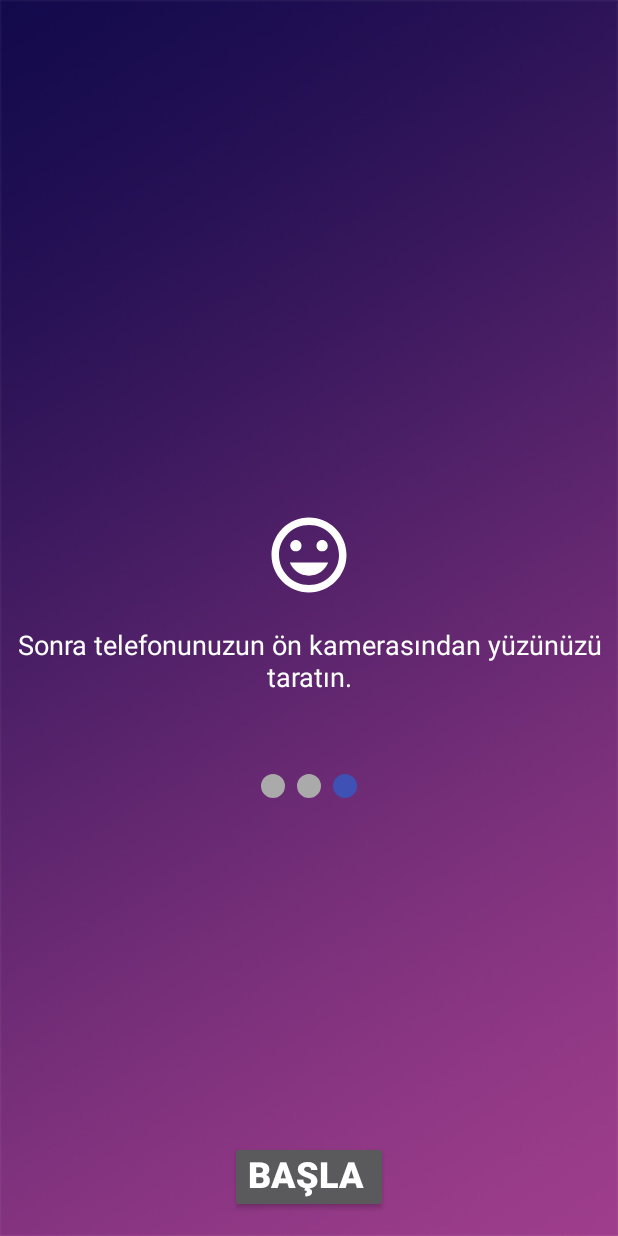
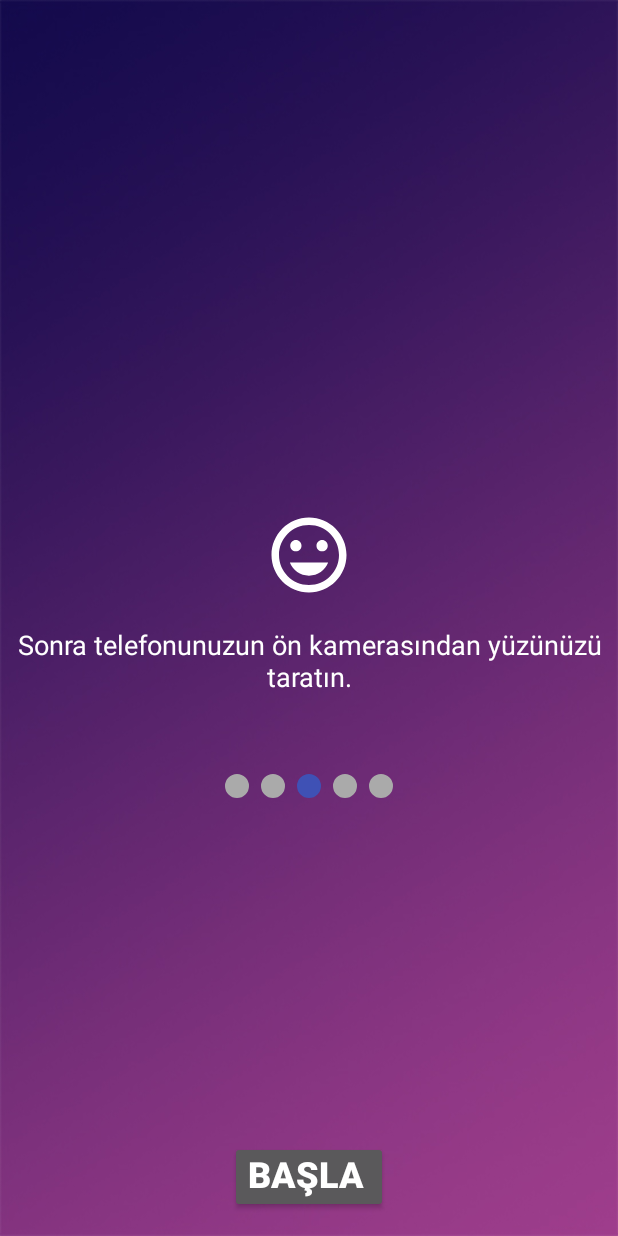
Before and after one commit to umuryavuz96/Digital-Identification-App, an Android app: the screen it shows after launch (InstructionsActivity), tab 3 chosen, on a phone screen of 412 x 824 dp. Run offline under Robolectric (Android 15) with nearby library versions, the phone set to English and light mode, and no system bars.

Commit message:
2 New Insturction fragment added

```diff
--- a/app/src/main/java/adapters/InstructionsPagerAdapter.java
+++ b/app/src/main/java/adapters/InstructionsPagerAdapter.java
@@ -9,12 +9,14 @@ import android.support.v4.app.FragmentPagerAdapter;
 import fragments.Instruction1_Fragment;
 import fragments.Instruction2_Fragment;
 import fragments.Instruction3_Fragment;
+import fragments.Instruction4_Fragment;
+import fragments.Instruction5_Fragment;
 
 
 public class InstructionsPagerAdapter extends FragmentPagerAdapter {
 
-    final   int    PAGE_COUNT  = 3;
-    private String tabTitles[] = new String[]{"", "", ""};
+    final   int    PAGE_COUNT  = 5;
+    private String tabTitles[] = new String[]{"", "", "", "", ""};
     private Context context;
     private Activity activity;
 
@@ -40,6 +42,10 @@ public class InstructionsPagerAdapter extends FragmentPagerAdapter {
                 return new Instruction2_Fragment();
             case 2:
                 return new Instruction3_Fragment(context,activity);
+            case 3:
+                return new Instruction4_Fragment();
+            case 4:
+                return new Instruction5_Fragment();
             default:
                 return new Instruction2_Fragment();
         }
--- /dev/null
+++ b/app/src/main/java/fragments/Instruction4_Fragment.java
@@ -0,0 +1,19 @@
+package fragments;
+
+import android.os.Bundle;
+import android.support.v4.app.Fragment;
+import android.view.LayoutInflater;
+import android.view.View;
+import android.view.ViewGroup;
+
+import com.example.murat.m_onboarding.R;
+
+public class Instruction4_Fragment extends Fragment {
+
+    @Override
+    public View onCreateView(LayoutInflater inflater, ViewGroup container, Bundle savedInstanceState) {
+        super.onCreate(savedInstanceState);
+        return inflater.inflate(R.layout.fragment_instruction4,container,false);
+    }
+
+}
--- /dev/null
+++ b/app/src/main/res/layout/fragment_instruction4.xml
@@ -0,0 +1,6 @@
+<?xml version="1.0" encoding="utf-8"?>
+<android.support.constraint.ConstraintLayout
+    xmlns:android="http://schemas.android.com/apk/res/android" android:layout_width="match_parent"
+    android:layout_height="match_parent">
+
+</android.support.constraint.ConstraintLayout>
--- /dev/null
+++ b/app/src/main/res/layout/fragment_instruction5.xml
@@ -0,0 +1,6 @@
+<?xml version="1.0" encoding="utf-8"?>
+<android.support.constraint.ConstraintLayout
+    xmlns:android="http://schemas.android.com/apk/res/android" android:layout_width="match_parent"
+    android:layout_height="match_parent">
+
+</android.support.constraint.ConstraintLayout>
```
Also changed, not shown: app/src/main/java/fragments/Instruction5_Fragment.java (added, +19 -0 lines).
